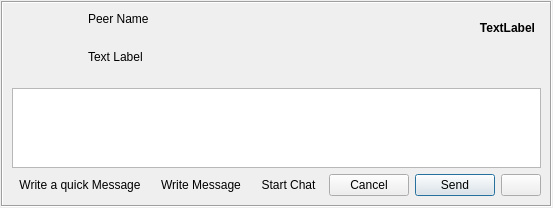
Qt form retroshare-gui/src/gui/feeds/ChatMsgItem.ui (RetroShare/RetroShare) before a commit.
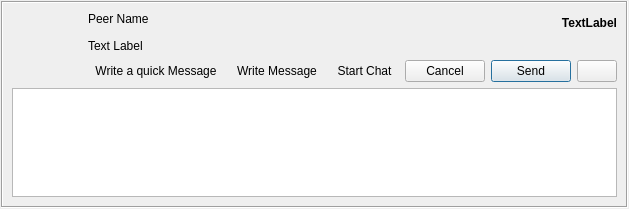
The same form after that commit. Icons and pictures are not drawn. Custom widgets are drawn as their Qt base class.

```diff
--- a/retroshare-gui/src/gui/feeds/ChatMsgItem.ui
+++ b/retroshare-gui/src/gui/feeds/ChatMsgItem.ui
@@ -6,8 +6,8 @@
    <rect>
     <x>0</x>
     <y>0</y>
-    <width>543</width>
-    <height>208</height>
+    <width>565</width>
+    <height>209</height>
    </rect>
   </property>
   <layout class="QGridLayout" name="gridLayout_1">
@@ -41,10 +41,7 @@
       <enum>QFrame::Sunken</enum>
      </property>
      <layout class="QGridLayout" name="gridLayout_2">
-      <property name="spacing">
-       <number>6</number>
-      </property>
-      <item row="0" column="0" rowspan="2">
+      <item row="0" column="0" rowspan="3">
        <layout class="QGridLayout" name="gridLayout">
         <item row="0" column="0">
          <widget class="AvatarWidget" name="avatar">
@@ -122,7 +119,7 @@
         </property>
        </widget>
       </item>
-      <item row="1" column="1" colspan="4">
+      <item row="1" column="1" colspan="3">
        <widget class="QLabel" name="chatTextlabel">
         <property name="sizePolicy">
          <sizepolicy hsizetype="Preferred" vsizetype="Preferred">
@@ -150,7 +147,7 @@
         </property>
        </widget>
       </item>
-      <item row="3" column="0" colspan="5">
+      <item row="2" column="1" colspan="3">
        <widget class="QFrame" name="buttonFrame">
         <layout class="QHBoxLayout" name="horizontalLayout">
          <property name="leftMargin">
@@ -308,7 +305,7 @@
         </layout>
        </widget>
       </item>
-      <item row="2" column="0" colspan="5">
+      <item row="3" column="0" colspan="4">
        <widget class="QFrame" name="messageFrame">
         <layout class="QGridLayout" name="gridLayout_3">
          <property name="leftMargin">
```
